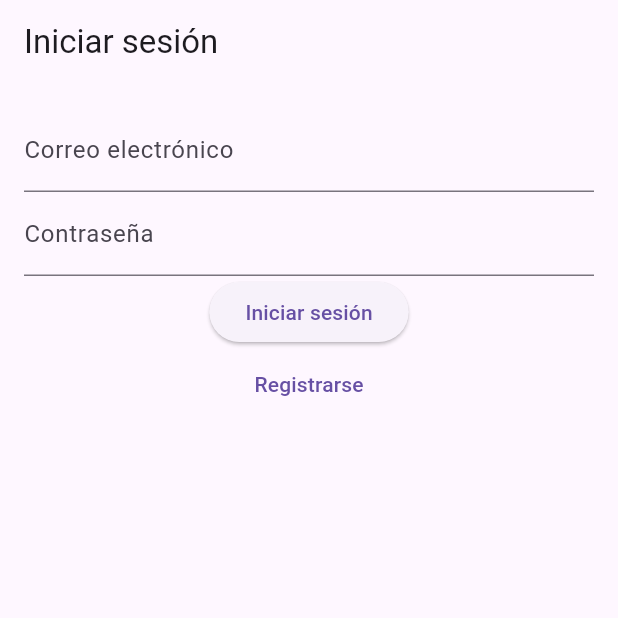
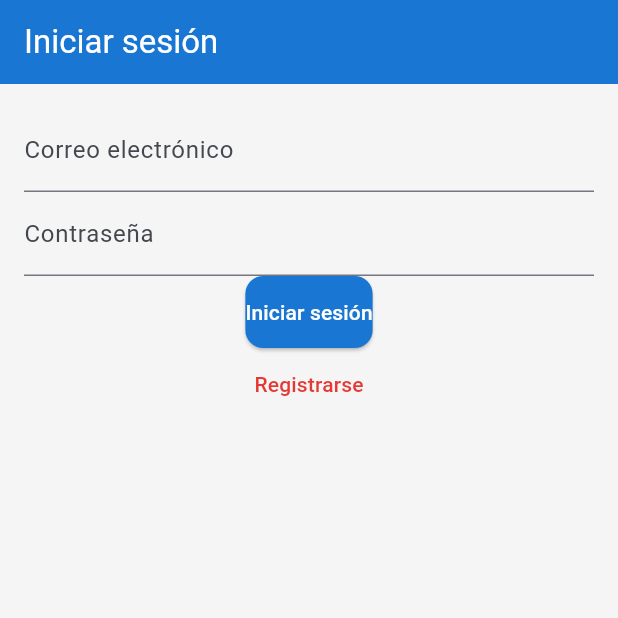
Before and after one commit to SolarSpectre/turismos, a Flutter app: the screen it shows after launch, on a phone screen of 412 x 824 dp, the top half of it. Run offline on Flutter 3.47's test engine with Material 3 defaults, Android fonts, the light colour scheme and no system bars; our stand-ins replace file_picker, geocoding, geolocator, image_picker, supabase_flutter; accounts and stored records are empty.

Commit message:
refactorizar colorscheme

```diff
--- a/lib/main.dart
+++ b/lib/main.dart
@@ -18,7 +18,43 @@ class MyApp extends StatelessWidget {
   Widget build(BuildContext context) {
     return MaterialApp(
       title: 'Touristic Sites',
-      theme: ThemeData(primarySwatch: Colors.blue),
+      theme: ThemeData(
+        primaryColor: Color(0xFF1976D2),
+        scaffoldBackgroundColor: Color(0xFFF5F5F5),
+        colorScheme: ColorScheme.fromSeed(
+          seedColor: Color(0xFF1976D2),
+          primary: Color(0xFF1976D2),
+          secondary: Color(0xFF26C6DA), // teal accent
+          background: Color(0xFFF5F5F5),
+          surface: Color(0xFFE3F2FD),
+          error: Color(0xFFE53935), // lively red
+        ),
+        elevatedButtonTheme: ElevatedButtonThemeData(
+          style: ElevatedButton.styleFrom(
+            backgroundColor: Color(0xFF1976D2),
+            foregroundColor: Colors.white,
+            shape: RoundedRectangleBorder(borderRadius: BorderRadius.circular(12)),
+            padding: EdgeInsets.symmetric(vertical: 14),
+          ),
+        ),
+        textButtonTheme: TextButtonThemeData(
+          style: TextButton.styleFrom(
+            foregroundColor: Color(0xFFE53935), // use red for text buttons
+            shape: RoundedRectangleBorder(borderRadius: BorderRadius.circular(12)),
+            padding: EdgeInsets.symmetric(vertical: 14),
+          ),
+        ),
+        appBarTheme: AppBarTheme(
+          backgroundColor: Color(0xFF1976D2),
+          foregroundColor: Colors.white,
+        ),
+        floatingActionButtonTheme: FloatingActionButtonThemeData(
+          backgroundColor: Color(0xFF26C6DA),
+          foregroundColor: Colors.white,
+        ),
+        cardColor: Color(0xFFE3F2FD),
+        iconTheme: IconThemeData(color: Color(0xFF1976D2)),
+      ),
       home: AuthGate(),
     );
   }
```
Also changed, not shown: lib/screens/home_screen.dart (+12 -14 lines), lib/widgets/post_site_modal.dart (added, +192 -0 lines), lib/services/geolocator_service.dart (deleted), lib/widgets/photo_grid.dart (deleted), lib/widgets/review_input.dart (deleted), lib/widgets/review_list.dart (deleted), lib/widgets/site_card.dart (deleted).
